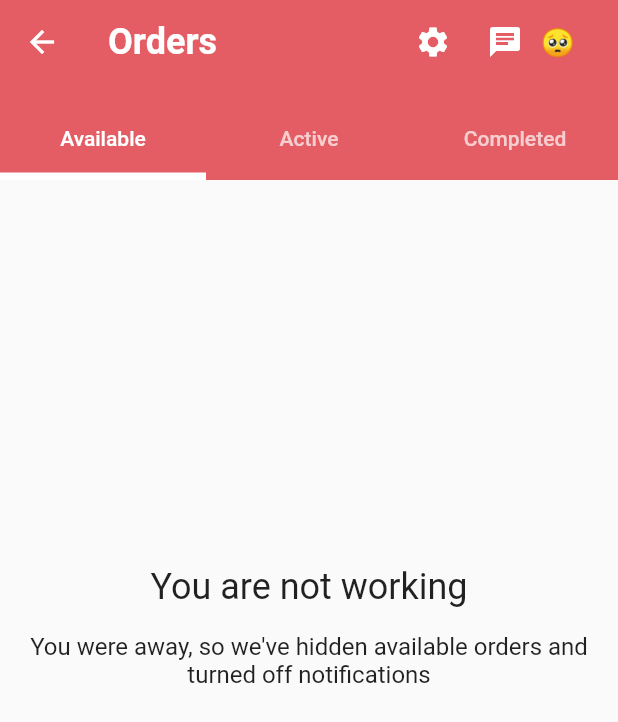
After one commit to MihirJoshi/PickRunner, a Flutter app: the Dashboard screen opened directly, after a tap on an icon or button, on a phone screen of 412 x 824 dp. The commit adds this screen. Shown: the top 722 px of the screen. Run offline on Flutter 3.47's test engine with Material 2 defaults, Android fonts, the phone set to English and light mode, and no system bars; our stand-ins replace animated_text_kit, cloud_firestore, dio, firebase_auth, firebase_core, firebase_storage and 8 more; missing offline and left inert: dart:ffi, flutter_polyline_points; accounts and stored records are empty; network calls fail.

Commit message:
Final Project

```diff
--- a/lib/dashboard.dart
+++ b/lib/dashboard.dart
@@ -1,12 +1,12 @@
 // ignore_for_file: must_be_immutable
 
+import 'package:cloud_firestore/cloud_firestore.dart';
 import 'package:firebase_auth/firebase_auth.dart';
 import 'package:flutter/material.dart';
-
+import 'package:pickrunner/pages/offline_page.dart';
 import 'pages/active.dart';
 import 'pages/available.dart';
 import 'pages/completed.dart';
-import 'pages/notification.dart';
 import 'package:pickrunner/pages/profile_page.dart';
 
 class Dashboard extends StatefulWidget {
@@ -17,7 +17,23 @@ class Dashboard extends StatefulWidget {
 }
 
 class _DashboardState extends State<Dashboard> {
+  // ignore: unused_field
+  final FirebaseAuth _auth = FirebaseAuth.instance;
+  FirebaseFirestore firestore = FirebaseFirestore.instance;
+  // ignore: unused_field
+  String? _uid;
+  //String _name = "";
+  //String _email = "";
+  @override
+
   String istapped = ' ';
+  bool _isToggled = false;
+
+  void _toggleButton() {
+    setState(() {
+      _isToggled = !_isToggled;
+    });
+  }
 
   @override
   Widget build(BuildContext context) {
@@ -33,15 +49,13 @@ class _DashboardState extends State<Dashboard> {
                     NestedScrollView.sliverOverlapAbsorberHandleFor(context),
                 sliver: SliverAppBar(
                   title: Row(
-
                     children: [
-
-                      Text(
+                      const Text(
                         "Orders",
                         style: TextStyle(
                             fontSize: 24, fontWeight: FontWeight.bold),
                       ),
-                      Padding(padding: EdgeInsets.only(right: 55)),
+                      const Padding(padding: EdgeInsets.only(right: 120)),
                       IconButton(
                           onPressed: () {
                             Navigator.push(
@@ -53,22 +67,22 @@ class _DashboardState extends State<Dashboard> {
                           icon: const Icon(Icons.settings)),
                       IconButton(
                           onPressed: () {
-                            Navigator.push(
+                            /*Navigator.push(
                               context,
                               MaterialPageRoute(
                                   builder: (context) => const Notifications()),
-                            );
+                            );*/
                           },
                           icon: const Icon(Icons.chat)),
-                      IconButton(
-                          onPressed: () {
-                            Navigator.push(
-                              context,
-                              MaterialPageRoute(
-                                  builder: (context) => const profilepage()),
-                            );
-                          },
-                          icon: const Icon(Icons.face))
+                      InkWell(
+                        onTap: (){
+                          _toggleButton();
+                        },
+                        child: Text(
+                          _isToggled ? '🥺' : '😁',
+                          style: const TextStyle(fontSize: 18),
+                        ),
+                      ),
                     ],
                   ),
                   centerTitle: true,
@@ -79,6 +93,7 @@ class _DashboardState extends State<Dashboard> {
                   forceElevated: innerBoxIsScrolled,
                   bottom: const TabBar(
                     indicatorColor: Color.fromARGB(255, 255, 255, 255),
+                    labelColor: Color.fromARGB(255, 255, 255, 255),
                     indicatorWeight: 5,
                     tabs: [
                       Tab(
@@ -98,9 +113,14 @@ class _DashboardState extends State<Dashboard> {
           },
           body: TabBarView(
             children: [
-              Available(),
-              Active(driverUid: FirebaseAuth.instance.currentUser!.uid),
-              Completed(driverUid: FirebaseAuth.instance.currentUser!.uid,),
+              if (_isToggled) const Offpage() else const Available(),
+              if (_isToggled)
+                const Offpage()
+              else
+                Active(driverUid: FirebaseAuth.instance.currentUser!.uid),
+              Completed(
+                driverUid: FirebaseAuth.instance.currentUser!.uid,
+              ),
             ],
           ),
         ),
--- a/lib/main.dart
+++ b/lib/main.dart
@@ -1,8 +1,5 @@
 import 'package:firebase_core/firebase_core.dart';
 import 'package:flutter/material.dart';
-import 'package:pickrunner/dashboard.dart';
-import 'package:pickrunner/pages/registration/profile_pic.dart';
-import 'package:pickrunner/pages/registration/personal.dart';
 import 'package:pickrunner/splash_screen.dart';
 
 Future<void> main() async {
--- a/lib/pages/available.dart
+++ b/lib/pages/available.dart
@@ -46,11 +46,12 @@ class _AvailableState extends State<Available> {
 
   Future<void> fetchOrders() async {
     final querySnapshot =
-        await FirebaseFirestore.instance.collection('orders').where('status', isEqualTo: 'available').limit(5).get();
+        await FirebaseFirestore.instance.collection('orders').where('status', isEqualTo: 'available').get();
 
     final List<OrderModel> fetchedOrders = [];
 
 
+    // ignore: avoid_function_literals_in_foreach_calls
     querySnapshot.docs.forEach((doc) {
       final data = doc.data();
       final order = OrderModel.fromMap(data);
@@ -74,7 +75,7 @@ bool canTakeOrder(OrderModel order) {
         builder: (context) => AlertDialog(
           title: const Text('Already Assigned'),
           content: Text(
-              'You have already assigned to Order ${assignOrder}.\n\n Please Complete your pending order!!'),
+              'You have already assigned to Order $assignOrder.\n\n Please Complete your pending order!!'),
           actions: [
             TextButton(
               onPressed: () {
@@ -94,6 +95,7 @@ bool canTakeOrder(OrderModel order) {
 
   @override
   Widget build(BuildContext context) {
+    // ignore: avoid_print
     print(driverUid);
     return Scaffold(
       body: SingleChildScrollView(
@@ -214,7 +216,7 @@ bool canTakeOrder(OrderModel order) {
               padding: const EdgeInsets.only(left: 55),
               child:  Text(
                 "Weight: ${order.weight} KG",
-                style: TextStyle(
+                style: const TextStyle(
                     fontSize: 16,
                     fontWeight: FontWeight.w500,
                     color: Colors.grey),
@@ -227,7 +229,7 @@ bool canTakeOrder(OrderModel order) {
               padding: const EdgeInsets.only(left: 55),
               child:  Text(
                 "Type: ${order.category}",
-                style: TextStyle(
+                style: const TextStyle(
                     fontSize: 16,
                     fontWeight: FontWeight.w500,
                     color: Colors.grey),
--- /dev/null
+++ b/lib/pages/offline_page.dart
@@ -0,0 +1,35 @@
+import 'package:flutter/material.dart';
+
+class Offpage extends StatefulWidget {
+  const Offpage({Key? key}) : super(key: key);
+
+  @override
+  State<Offpage> createState() => _Offpage();
+}
+
+class _Offpage extends State<Offpage> {
+  @override
+  Widget build(BuildContext context) {
+    return Scaffold(
+      body: SizedBox(
+        height: MediaQuery.of(context).size.height,
+        width: MediaQuery.of(context).size.width,
+        child: const Column(
+          mainAxisAlignment: MainAxisAlignment.center,
+          children: [
+            Text(
+              'You are not working',
+              style: TextStyle(fontSize: 24),
+            ),
+            SizedBox(height: 16),
+            Text(
+              "You were away, so we've hidden available orders and turned off notifications",
+              style: TextStyle(fontSize: 16),
+              textAlign: TextAlign.center,
+            ),
+          ],
+        ),
+      ),
+    );
+  }
+}
```
Also changed, not shown: lib/pages/active.dart (+7 -3 lines), lib/pages/chat.dart (+30 -26 lines), lib/pages/no_active.dart (added, +35 -0 lines), lib/pages/notification.dart (deleted, +0 -133 lines).
